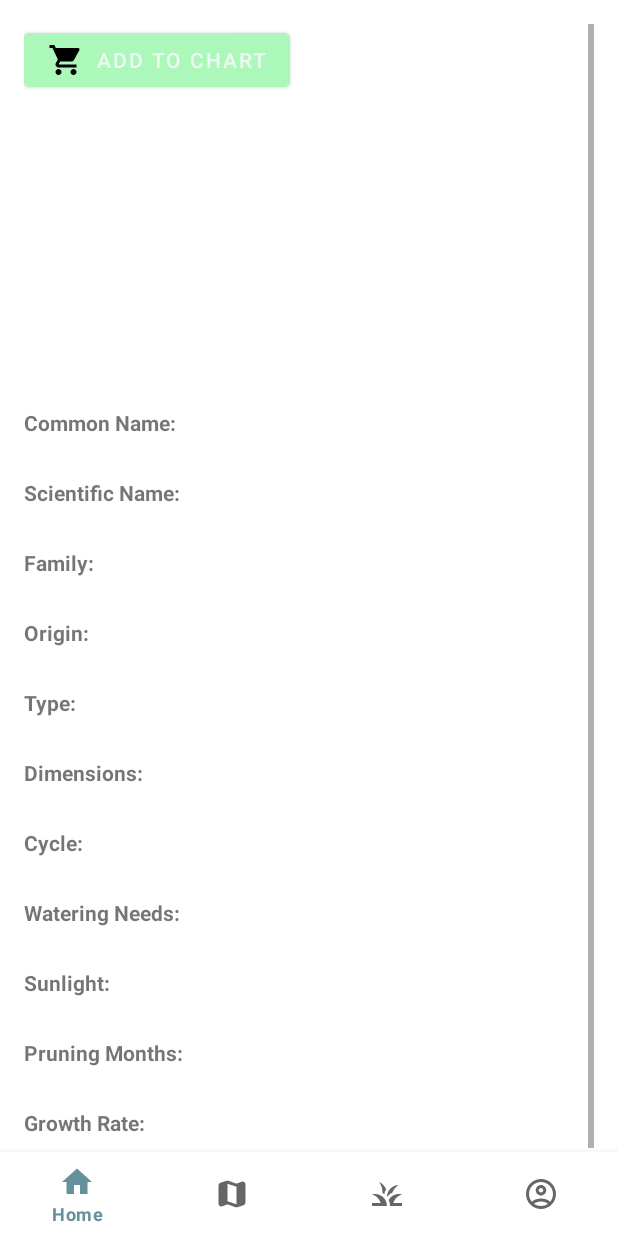
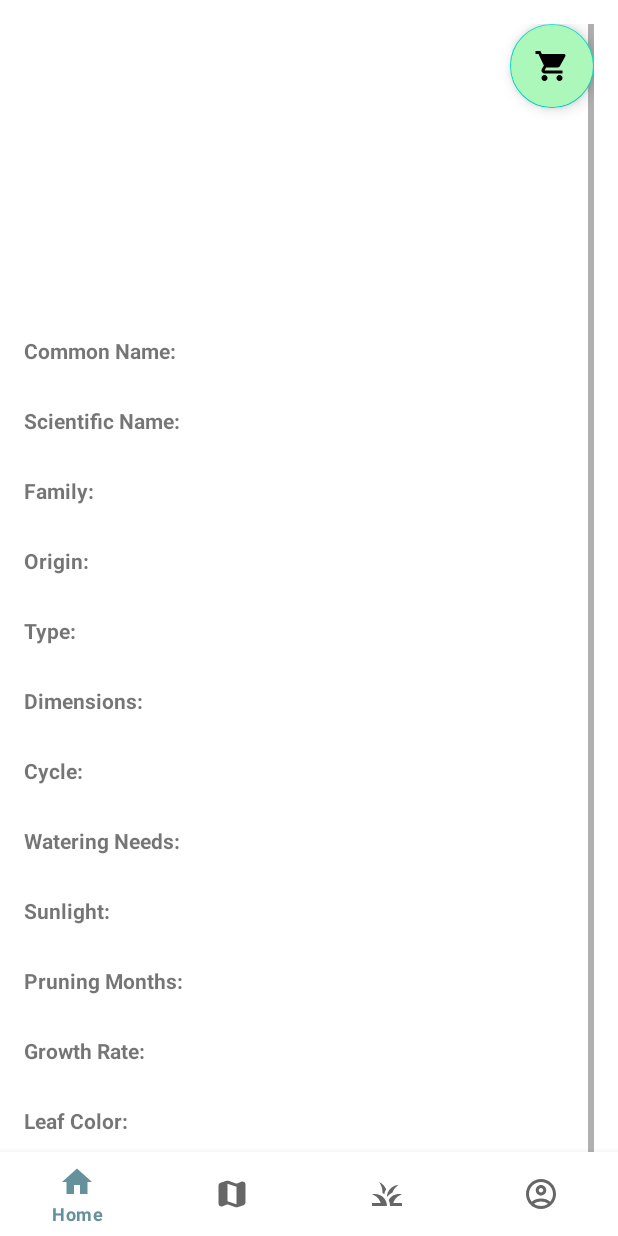
Before and after one commit to CasarinDavide/Progetto_Ingegneria_Software, an Android app: the PlantDetailFragment screen opened through its navigation route, on a phone screen of 412 x 824 dp. Run offline under Robolectric (Android 15) with nearby library versions, the phone set to English and light mode, and no system bars; our stand-ins replace Firebase (no records; nobody signed in at launch, a user with empty details on screens opened directly), navigation-ui; pictures from the network do not load; 1 statement that could not run was skipped.

Commit message:
some layout adjustment

```diff
--- a/app/src/main/java/com/example/progetto_ingegneria_software/ui/map/PlantsTransactionFragment.java
+++ b/app/src/main/java/com/example/progetto_ingegneria_software/ui/map/PlantsTransactionFragment.java
@@ -31,6 +31,7 @@ import com.google.android.gms.maps.model.LatLng;
 import com.google.android.gms.maps.model.MarkerOptions;
 import com.google.android.gms.tasks.CancellationToken;
 import com.google.android.gms.tasks.CancellationTokenSource;
+import com.google.android.material.floatingactionbutton.FloatingActionButton;
 
 import java.util.ArrayList;
 import java.util.Objects;
@@ -53,7 +54,7 @@ public class PlantsTransactionFragment extends Fragment {
         mapView.getMapAsync(this::onMapReady);
 
         //button
-        Button addLocation = binding.addLocationPlantTransactionFragment;
+        FloatingActionButton addLocation = binding.addLocationPlantTransactionFragment;
         addLocation.setOnClickListener( view -> {
             Navigation.findNavController(requireView()).navigate(R.id.action_navigation_plants_transaction_to_navigation_create_transaction);
         });
--- a/app/src/main/java/com/example/progetto_ingegneria_software/ui/plants/PlantDetailFragment.java
+++ b/app/src/main/java/com/example/progetto_ingegneria_software/ui/plants/PlantDetailFragment.java
@@ -25,6 +25,7 @@ import com.example.progetto_ingegneria_software.data.model.DatabaseObject.User;
 import com.example.progetto_ingegneria_software.data.model.PlantApiObject.PlantsApi;
 import com.example.progetto_ingegneria_software.data.model.PlantApiObject.Species.Species;
 import com.example.progetto_ingegneria_software.databinding.FragmentPlantDetailBinding;
+import com.google.android.material.floatingactionbutton.FloatingActionButton;
 
 public class PlantDetailFragment extends Fragment {
 
@@ -32,7 +33,7 @@ public class PlantDetailFragment extends Fragment {
     private ImageView plantImage;
     private TextView commonNameText, scientificNameText, familyText, originText, typeText, dimensionText,
             cycleText, wateringText, sunlightText, pruningMonthsText, growthRateText, leafColorText, descriptionText;
-    private Button add_to_cart;
+    private FloatingActionButton add_to_cart;
 
     private Integer plant_id = 0;
     private Species plant;
--- a/app/src/main/java/com/example/progetto_ingegneria_software/ui/plants/PlantsFragment.java
+++ b/app/src/main/java/com/example/progetto_ingegneria_software/ui/plants/PlantsFragment.java
@@ -19,6 +19,7 @@ import com.example.progetto_ingegneria_software.R;
 import com.example.progetto_ingegneria_software.data.model.DatabaseObject.Terrain;
 import com.example.progetto_ingegneria_software.databinding.FragmentPlantsBinding;
 import com.example.progetto_ingegneria_software.ui.notifications.PlantsViewModel;
+import com.google.android.material.floatingactionbutton.FloatingActionButton;
 
 // TODO fare aggiornamento delle lista quando ritorno dall'activity di aggiunta del terreno
 
@@ -38,8 +39,8 @@ public class PlantsFragment extends Fragment {
         final RecyclerView recyclerView = binding.terrainRecyclerViewHome;
         recyclerView.setLayoutManager(new LinearLayoutManager(this.getContext()));
 
-        Button add_terrain_btn = binding.addCardButton;
-        Button add_find_plant = binding.addFindPlant;
+        FloatingActionButton add_terrain_btn = binding.addCardButton;
+        FloatingActionButton add_find_plant = binding.addFindPlant;
 
         add_find_plant.setOnClickListener(x->{
             Navigation.findNavController(requireView()).navigate(R.id.navigation_search_plants);
--- /dev/null
+++ b/app/src/main/res/drawable/baseline_search_24.xml
@@ -0,0 +1,5 @@
+<vector xmlns:android="http://schemas.android.com/apk/res/android" android:height="24dp" android:tint="#000000" android:viewportHeight="24" android:viewportWidth="24" android:width="24dp">
+
+    <path android:fillColor="@android:color/white" android:pathData="M15.5,14h-0.79l-0.28,-0.27C15.41,12.59 16,11.11 16,9.5 16,5.91 13.09,3 9.5,3S3,5.91 3,9.5 5.91,16 9.5,16c1.61,0 3.09,-0.59 4.23,-1.57l0.27,0.28v0.79l5,4.99L20.49,19l-4.99,-5zM9.5,14C7.01,14 5,11.99 5,9.5S7.01,5 9.5,5 14,7.01 14,9.5 11.99,14 9.5,14z"/>
+
+</vector>
--- /dev/null
+++ b/app/src/main/res/drawable/ic_search_48.xml
@@ -0,0 +1,4 @@
+<?xml version="1.0" encoding="utf-8"?>
+<selector xmlns:android="http://schemas.android.com/apk/res/android">
+
+</selector>
--- a/app/src/main/res/layout/fragment_plant_detail.xml
+++ b/app/src/main/res/layout/fragment_plant_detail.xml
@@ -1,38 +1,49 @@
 <?xml version="1.0" encoding="utf-8"?>
-<ScrollView xmlns:android="http://schemas.android.com/apk/res/android"
+<androidx.constraintlayout.widget.ConstraintLayout xmlns:android="http://schemas.android.com/apk/res/android"
+    xmlns:tools="http://schemas.android.com/tools"
     android:layout_width="match_parent"
     android:layout_height="match_parent"
+    xmlns:app="http://schemas.android.com/apk/res-auto"
     android:padding="16dp">
+
+
+    <com.google.android.material.floatingactionbutton.FloatingActionButton
+        android:id="@+id/add_to_cart_button"
+        android:layout_width="wrap_content"
+        android:layout_height="wrap_content"
+        android:layout_alignEnd="@+id/scrollView2"
+        android:backgroundTint="@color/green2"
+        app:layout_constraintEnd_toEndOf="parent"
+        app:layout_constraintTop_toTopOf="parent"
+        app:srcCompat="@drawable/baseline_shopping_cart_24" />
+
+
+    <ScrollView
+        android:id="@+id/scrollView2"
+        android:layout_width="match_parent"
+        android:layout_height="match_parent">
 
         <LinearLayout
             android:layout_width="match_parent"
-        android:layout_height="wrap_content"
+            android:layout_height="match_parent"
             android:orientation="vertical">
 
-
-        <!-- Plant Image -->
-        <Button
-            android:id="@+id/add_to_cart_button"
-            android:layout_width="wrap_content"
-            android:layout_height="wrap_content"
-            android:backgroundTint="@color/green2"
-            android:drawableLeft="@drawable/baseline_shopping_cart_24"
-            android:text="Add to Chart" />
 
             <ImageView
                 android:id="@+id/plant_image"
                 android:layout_width="match_parent"
                 android:layout_height="200dp"
-            android:scaleType="centerCrop"
-            android:contentDescription="" />
+                android:contentDescription=""
+                android:scaleType="centerCrop" />
 
             <!-- Common Name -->
             <TextView
                 android:layout_width="wrap_content"
                 android:layout_height="wrap_content"
+                android:paddingTop="8dp"
                 android:text="Common Name:"
-            android:textStyle="bold"
-            android:paddingTop="8dp"/>
+                android:textStyle="bold" />
+
             <TextView
                 android:id="@+id/common_name_text"
                 android:layout_width="wrap_content"
@@ -42,9 +53,10 @@
             <TextView
                 android:layout_width="wrap_content"
                 android:layout_height="wrap_content"
+                android:paddingTop="8dp"
                 android:text="Scientific Name:"
-            android:textStyle="bold"
-            android:paddingTop="8dp"/>
+                android:textStyle="bold" />
+
             <TextView
                 android:id="@+id/scientific_name_text"
                 android:layout_width="wrap_content"
@@ -54,9 +66,10 @@
             <TextView
                 android:layout_width="wrap_content"
                 android:layout_height="wrap_content"
+                android:paddingTop="8dp"
                 android:text="Family:"
-            android:textStyle="bold"
-            android:paddingTop="8dp"/>
+                android:textStyle="bold" />
+
             <TextView
                 android:id="@+id/family_text"
                 android:layout_width="wrap_content"
@@ -66,9 +79,10 @@
             <TextView
                 android:layout_width="wrap_content"
                 android:layout_height="wrap_content"
+                android:paddingTop="8dp"
                 android:text="Origin:"
-            android:textStyle="bold"
-            android:paddingTop="8dp"/>
+                android:textStyle="bold" />
+
             <TextView
                 android:id="@+id/origin_text"
                 android:layout_width="wrap_content"
@@ -78,9 +92,10 @@
             <TextView
                 android:layout_width="wrap_content"
                 android:layout_height="wrap_content"
+                android:paddingTop="8dp"
                 android:text="Type:"
-            android:textStyle="bold"
-            android:paddingTop="8dp"/>
+                android:textStyle="bold" />
+
             <TextView
                 android:id="@+id/type_text"
                 android:layout_width="wrap_content"
@@ -90,9 +105,10 @@
             <TextView
                 android:layout_width="wrap_content"
                 android:layout_height="wrap_content"
+                android:paddingTop="8dp"
                 android:text="Dimensions:"
-            android:textStyle="bold"
-            android:paddingTop="8dp"/>
+                android:textStyle="bold" />
+
             <TextView
                 android:id="@+id/dimension_text"
                 android:layout_width="wrap_content"
@@ -102,9 +118,10 @@
             <TextView
                 android:layout_width="wrap_content"
                 android:layout_height="wrap_content"
+                android:paddingTop="8dp"
                 android:text="Cycle:"
-            android:textStyle="bold"
-            android:paddingTop="8dp"/>
+                android:textStyle="bold" />
+
             <TextView
                 android:id="@+id/cycle_text"
                 android:layout_width="wrap_content"
@@ -114,9 +131,10 @@
             <TextView
                 android:layout_width="wrap_content"
                 android:layout_height="wrap_content"
+                android:paddingTop="8dp"
                 android:text="Watering Needs:"
-            android:textStyle="bold"
-            android:paddingTop="8dp"/>
+                android:textStyle="bold" />
+
             <TextView
                 android:id="@+id/watering_text"
                 android:layout_width="wrap_content"
@@ -126,9 +144,10 @@
             <TextView
                 android:layout_width="wrap_content"
                 android:layout_height="wrap_content"
+                android:paddingTop="8dp"
                 android:text="Sunlight:"
-            android:textStyle="bold"
-            android:paddingTop="8dp"/>
+                android:textStyle="bold" />
+
             <TextView
                 android:id="@+id/sunlight_text"
                 android:layout_width="wrap_content"
@@ -138,9 +157,10 @@
             <TextView
                 android:layout_width="wrap_content"
                 android:layout_height="wrap_content"
+                android:paddingTop="8dp"
                 android:text="Pruning Months:"
-            android:textStyle="bold"
-            android:paddingTop="8dp"/>
+                android:textStyle="bold" />
+
             <TextView
                 android:id="@+id/pruning_months_text"
                 android:layout_width="wrap_content"
@@ -150,9 +170,10 @@
             <TextView
                 android:layout_width="wrap_content"
                 android:layout_height="wrap_content"
+                android:paddingTop="8dp"
                 android:text="Growth Rate:"
-            android:textStyle="bold"
-            android:paddingTop="8dp"/>
+                android:textStyle="bold" />
+
             <TextView
                 android:id="@+id/growth_rate_text"
                 android:layout_width="wrap_content"
@@ -162,9 +183,10 @@
             <TextView
                 android:layout_width="wrap_content"
                 android:layout_height="wrap_content"
+                android:paddingTop="8dp"
                 android:text="Leaf Color:"
-            android:textStyle="bold"
-            android:paddingTop="8dp"/>
+                android:textStyle="bold" />
+
             <TextView
                 android:id="@+id/leaf_color_text"
                 android:layout_width="wrap_content"
@@ -174,17 +196,20 @@
             <TextView
                 android:layout_width="wrap_content"
                 android:layout_height="wrap_content"
+                android:paddingTop="8dp"
                 android:text="Description:"
-            android:textStyle="bold"
-            android:paddingTop="8dp"/>
+                android:textStyle="bold" />
+
             <TextView
                 android:id="@+id/description_text"
                 android:layout_width="wrap_content"
                 android:layout_height="wrap_content" />
 
         </LinearLayout>
+    </ScrollView>
 
 
 
 
-</ScrollView>
+
+</androidx.constraintlayout.widget.ConstraintLayout>
```
Also changed, not shown: app/src/main/res/layout/fragment_home.xml (+5 -4 lines), app/src/main/res/layout/fragment_plants.xml (+21 -17 lines), app/src/main/res/layout/fragment_plants_transaction.xml (+10 -18 lines), settings.gradle.kts (line endings or trailing spaces). Lines whose indentation alone changed are shown as unchanged.
